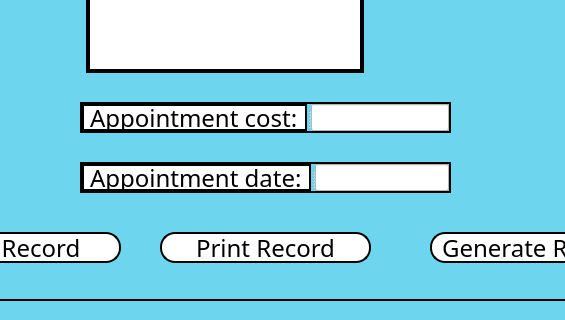
The window that appointment.ui (Lurothero/KidneyAssociation) describes before a commit, drawn with Qt 5; both pictures show x 102 to 667 and y 250 to 570 of the 826 by 570 pixel window.
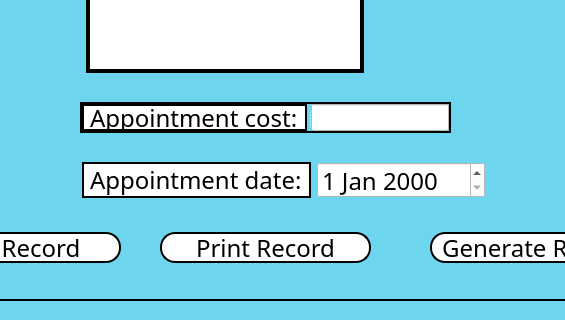
The same window after the commit.

Commit message: We changed to QDateEdit

```diff
--- a/appointment.ui
+++ b/appointment.ui
@@ -293,40 +293,6 @@
       </property>
      </widget>
     </widget>
-    <widget class="QSplitter" name="DateSplitter">
-     <property name="geometry">
-      <rect>
-       <x>190</x>
-       <y>430</y>
-       <width>371</width>
-       <height>31</height>
-      </rect>
-     </property>
-     <property name="orientation">
-      <enum>Qt::Horizontal</enum>
-     </property>
-     <widget class="QLabel" name="AppointDateLabel">
-      <property name="styleSheet">
-       <string notr="true">QLabel
-{
-    color: black;
-    background-color: white;
-}</string>
-      </property>
-      <property name="text">
-       <string>Appointment date:</string>
-      </property>
-     </widget>
-     <widget class="QLineEdit" name="AppointDateEdit">
-      <property name="styleSheet">
-       <string notr="true">QLineEdit
-{
-    color: black;
-    background-color: white;
-}</string>
-      </property>
-     </widget>
-    </widget>
     <widget class="QPushButton" name="GenerateReport_BTN">
      <property name="geometry">
       <rect>
@@ -348,6 +314,43 @@
       <string>Generate Report</string>
      </property>
     </widget>
+    <widget class="QWidget" name="">
+     <property name="geometry">
+      <rect>
+       <x>192</x>
+       <y>430</y>
+       <width>403</width>
+       <height>36</height>
+      </rect>
+     </property>
+     <layout class="QHBoxLayout" name="horizontalLayout">
+      <item>
+       <widget class="QLabel" name="AppointDateLabel">
+        <property name="styleSheet">
+         <string notr="true">QLabel
+{
+    color: black;
+    background-color: white;
+}</string>
+        </property>
+        <property name="text">
+         <string>Appointment date:</string>
+        </property>
+       </widget>
+      </item>
+      <item>
+       <widget class="QDateEdit" name="AppointDate">
+        <property name="styleSheet">
+         <string notr="true">QDateEdit
+{
+    color: black;
+    background-color: white;
+}</string>
+        </property>
+       </widget>
+      </item>
+     </layout>
+    </widget>
    </widget>
   </widget>
  </widget>
```
The commit also changes 3 other files.
